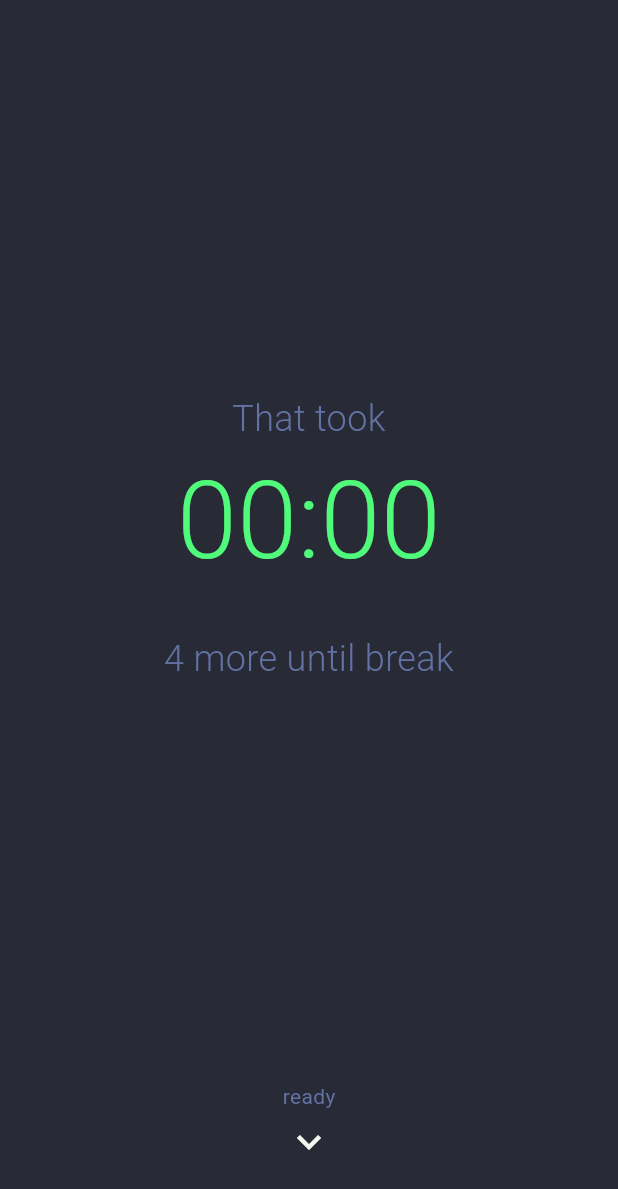
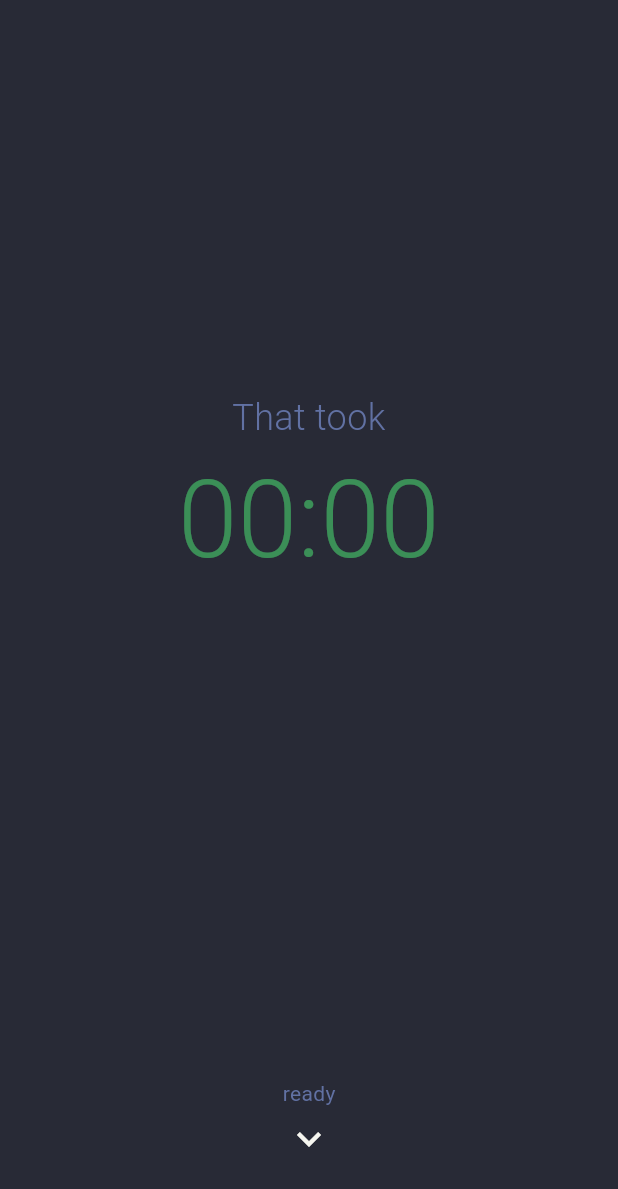
Before and after one commit to vocino/chunk, a Flutter app: the screen it shows after launch, scrolled down 1728 dp, on a phone screen of 412 x 824 dp. Shown: the top 1189 px of the screen. Run offline on Flutter 3.47's test engine with Material 3 defaults, Android fonts, the phone set to English and light mode, and no system bars; our stand-ins replace audioplayers; missing offline and left inert: dart:js_interop.

Commit message:
Add micro-interactions and motion design polish
- Completion card: staggered reveal animation with fade-in label,
  scale-up time display, and slide-up progress counter
- Page transitions: outgoing cards fade out with slight parallax
  upward shift for a more intentional feel
- Advance arrow: scale pulse on tap (0.85x over 150ms) gives
  tactile confirmation before navigating

https://claude.ai/code/session_01QJFCkRVRAkzpam117Ct1bB

```diff
--- a/lib/screens/session_screen.dart
+++ b/lib/screens/session_screen.dart
@@ -127,7 +127,33 @@ class _SessionScreenState extends State<SessionScreen> {
             if (index >= _steps.length) {
               return const SizedBox.shrink();
             }
-            return _buildCard(_steps[index], index);
+            final child = _buildCard(_steps[index], index);
+            return AnimatedBuilder(
+              animation: _pageController,
+              builder: (context, child) {
+                double pageOffset = 0;
+                if (_pageController.hasClients) {
+                  pageOffset =
+                      (_pageController.page ?? index.toDouble()) - index;
+                }
+
+                // Outgoing card: fade out and shift up slightly for parallax
+                if (pageOffset > 0) {
+                  final opacity = (1 - pageOffset * 0.6).clamp(0.0, 1.0);
+                  final translateY = pageOffset * -40;
+                  return Opacity(
+                    opacity: opacity,
+                    child: Transform.translate(
+                      offset: Offset(0, translateY),
+                      child: child,
+                    ),
+                  );
+                }
+
+                return child!;
+              },
+              child: child,
+            );
           },
         ),
       ),
@@ -198,41 +224,11 @@ class _SessionScreenState extends State<SessionScreen> {
     final formattedTime = timerService.formatElapsed(step.elapsedSeconds ?? 0);
     final shouldBreak = sessionState.shouldTriggerBreak();
 
-    return SafeArea(
-      child: Padding(
-        padding: const EdgeInsets.all(24),
-        child: Column(
-          children: [
-            const Spacer(),
-            Text(
-              'That took',
-              style: AppTheme.bodyLarge.copyWith(color: AppTheme.comment),
-              textAlign: TextAlign.center,
-            ),
-            const SizedBox(height: 8),
-            Text(
-              formattedTime,
-              style: AppTheme.headingLarge.copyWith(
-                fontSize: 72,
-                color: AppTheme.green,
-              ),
-              textAlign: TextAlign.center,
-            ),
-            const SizedBox(height: 32),
-            if (!shouldBreak)
-              Text(
-                '${step.questionsUntilBreak} more until break',
-                style: AppTheme.bodyLarge.copyWith(color: AppTheme.comment),
-                textAlign: TextAlign.center,
-              ),
-            const Spacer(),
-            AdvanceArrow(
-              label: shouldBreak ? 'break time' : 'ready',
-              onTap: _advance,
-            ),
-          ],
-        ),
-      ),
+    return _CompletionCard(
+      formattedTime: formattedTime,
+      shouldBreak: shouldBreak,
+      questionsUntilBreak: step.questionsUntilBreak ?? 0,
+      onAdvance: _advance,
     );
   }
 
@@ -240,6 +236,154 @@ class _SessionScreenState extends State<SessionScreen> {
     return _BreakCard(
       activity: step.activity!,
       onComplete: _advance,
+    );
+  }
+}
+
+class _CompletionCard extends StatefulWidget {
+  final String formattedTime;
+  final bool shouldBreak;
+  final int questionsUntilBreak;
+  final VoidCallback onAdvance;
+
+  const _CompletionCard({
+    required this.formattedTime,
+    required this.shouldBreak,
+    required this.questionsUntilBreak,
+    required this.onAdvance,
+  });
+
+  @override
+  State<_CompletionCard> createState() => _CompletionCardState();
+}
+
+class _CompletionCardState extends State<_CompletionCard>
+    with SingleTickerProviderStateMixin {
+  late AnimationController _revealController;
+  late Animation<double> _labelOpacity;
+  late Animation<double> _timeOpacity;
+  late Animation<double> _timeScale;
+  late Animation<double> _counterOpacity;
+  late Animation<Offset> _counterSlide;
+
+  @override
+  void initState() {
+    super.initState();
+
+    _revealController = AnimationController(
+      duration: const Duration(milliseconds: 800),
+      vsync: this,
+    );
+
+    // "That took" label fades in first (0–300ms)
+    _labelOpacity = Tween<double>(begin: 0, end: 1).animate(
+      CurvedAnimation(
+        parent: _revealController,
+        curve: const Interval(0, 0.375, curve: Curves.easeOut),
+      ),
+    );
+
+    // Time fades in and scales up (150–600ms)
+    _timeOpacity = Tween<double>(begin: 0, end: 1).animate(
+      CurvedAnimation(
+        parent: _revealController,
+        curve: const Interval(0.1875, 0.75, curve: Curves.easeOut),
+      ),
+    );
+
+    _timeScale = Tween<double>(begin: 0.8, end: 1.0).animate(
+      CurvedAnimation(
+        parent: _revealController,
+        curve: const Interval(0.1875, 0.75, curve: Curves.easeOutBack),
+      ),
+    );
+
+    // Progress counter slides up and fades in (400–800ms)
+    _counterOpacity = Tween<double>(begin: 0, end: 1).animate(
+      CurvedAnimation(
+        parent: _revealController,
+        curve: const Interval(0.5, 1.0, curve: Curves.easeOut),
+      ),
+    );
+
+    _counterSlide = Tween<Offset>(
+      begin: const Offset(0, 0.3),
+      end: Offset.zero,
+    ).animate(
+      CurvedAnimation(
+        parent: _revealController,
+        curve: const Interval(0.5, 1.0, curve: Curves.easeOut),
+      ),
+    );
+
+    _revealController.forward();
+  }
+
+  @override
+  void dispose() {
+    _revealController.dispose();
+    super.dispose();
+  }
+
+  @override
+  Widget build(BuildContext context) {
+    return SafeArea(
+      child: Padding(
+        padding: const EdgeInsets.all(24),
+        child: Column(
+          children: [
+            const Spacer(),
+            FadeTransition(
+              opacity: _labelOpacity,
+              child: Text(
+                'That took',
+                style: AppTheme.bodyLarge.copyWith(color: AppTheme.comment),
+                textAlign: TextAlign.center,
+              ),
+            ),
+            const SizedBox(height: 8),
+            AnimatedBuilder(
+              animation: _revealController,
+              builder: (context, child) {
+                return Opacity(
+                  opacity: _timeOpacity.value,
+                  child: Transform.scale(
+                    scale: _timeScale.value,
+                    child: child,
+                  ),
+                );
+              },
+              child: Text(
+                widget.formattedTime,
+                style: AppTheme.headingLarge.copyWith(
+                  fontSize: 72,
+                  color: AppTheme.green,
+                ),
+                textAlign: TextAlign.center,
+              ),
+            ),
+            const SizedBox(height: 32),
+            if (!widget.shouldBreak)
+              SlideTransition(
+                position: _counterSlide,
+                child: FadeTransition(
+                  opacity: _counterOpacity,
+                  child: Text(
+                    '${widget.questionsUntilBreak} more until break',
+                    style:
+                        AppTheme.bodyLarge.copyWith(color: AppTheme.comment),
+                    textAlign: TextAlign.center,
+                  ),
+                ),
+              ),
+            const Spacer(),
+            AdvanceArrow(
+              label: widget.shouldBreak ? 'break time' : 'ready',
+              onTap: widget.onAdvance,
+            ),
+          ],
+        ),
+      ),
     );
   }
 }
--- a/lib/widgets/advance_arrow.dart
+++ b/lib/widgets/advance_arrow.dart
@@ -16,9 +16,11 @@ class AdvanceArrow extends StatefulWidget {
 }
 
 class _AdvanceArrowState extends State<AdvanceArrow>
-    with SingleTickerProviderStateMixin {
+    with TickerProviderStateMixin {
   late AnimationController _bounceController;
   late Animation<Offset> _bounceAnimation;
+  late AnimationController _tapController;
+  late Animation<double> _tapScale;
 
   @override
   void initState() {
@@ -37,21 +39,48 @@ class _AdvanceArrowState extends State<AdvanceArrow>
         .animate(_bounceController);
 
     _bounceController.repeat(reverse: true);
+
+    _tapController = AnimationController(
+      duration: const Duration(milliseconds: 150),
+      vsync: this,
+    );
+
+    _tapScale = TweenSequence<double>([
+      TweenSequenceItem(
+        tween: Tween(begin: 1.0, end: 0.85)
+            .chain(CurveTween(curve: Curves.easeOut)),
+        weight: 50,
+      ),
+      TweenSequenceItem(
+        tween: Tween(begin: 0.85, end: 1.0)
+            .chain(CurveTween(curve: Curves.easeOut)),
+        weight: 50,
+      ),
+    ]).animate(_tapController);
+  }
+
+  void _handleTap() {
+    _tapController.forward(from: 0).then((_) {
+      widget.onTap();
+    });
   }
 
   @override
   void dispose() {
     _bounceController.dispose();
+    _tapController.dispose();
     super.dispose();
   }
 
   @override
   Widget build(BuildContext context) {
     return GestureDetector(
-      onTap: widget.onTap,
+      onTap: _handleTap,
       behavior: HitTestBehavior.opaque,
       child: Padding(
         padding: const EdgeInsets.symmetric(vertical: 16),
+        child: ScaleTransition(
+          scale: _tapScale,
           child: SlideTransition(
             position: _bounceAnimation,
             child: Column(
@@ -75,6 +104,7 @@ class _AdvanceArrowState extends State<AdvanceArrow>
             ),
           ),
         ),
+      ),
     );
   }
 }
```
Lines whose indentation alone changed are shown as unchanged.
